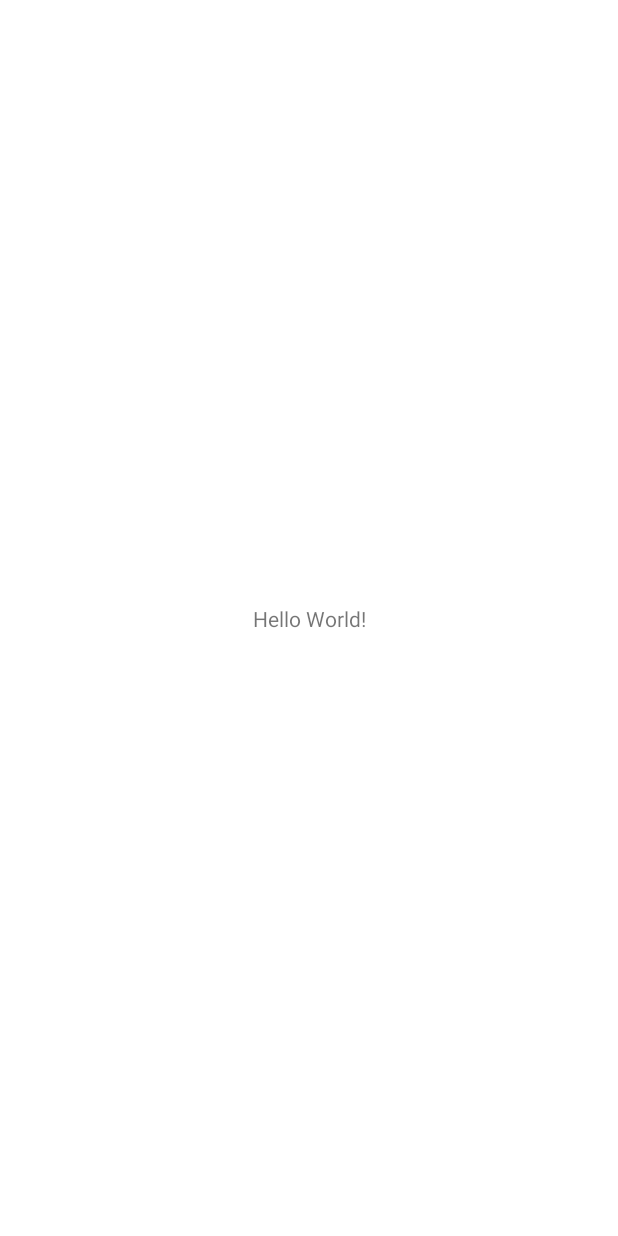
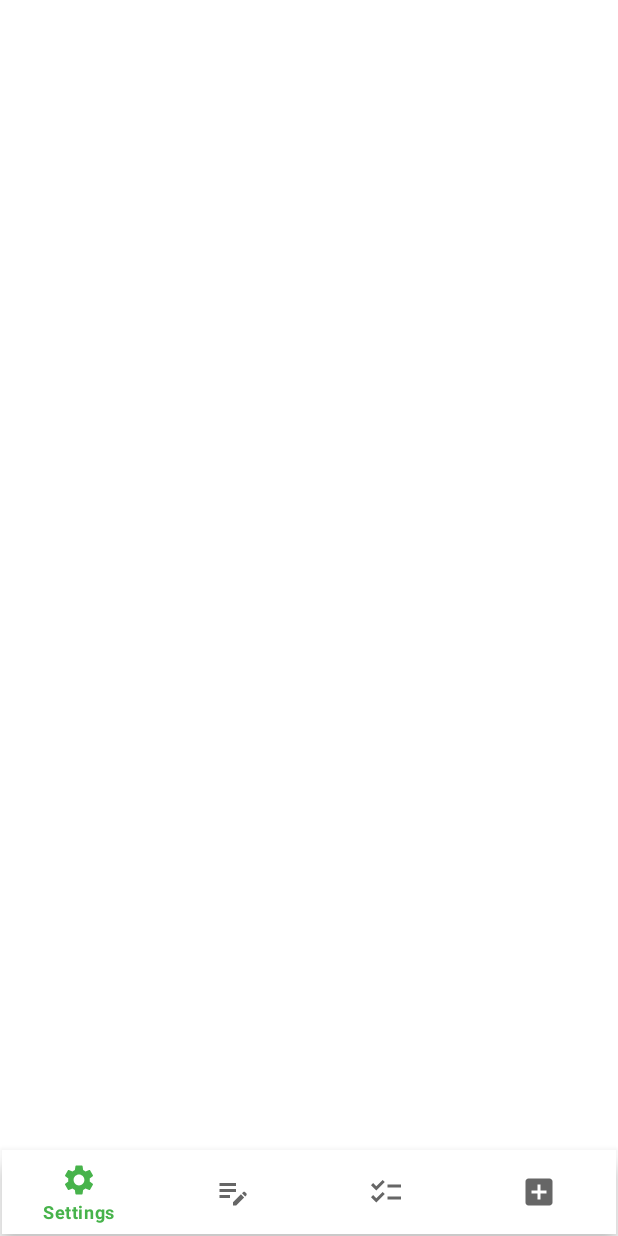
Before and after one commit to GoetzDeBouville/ShoppingList, an Android app: the screen it shows after launch (MainActivity), on a phone screen of 412 x 824 dp. Before the commit the screen is almost empty. Run offline under Robolectric (Android 15) with nearby library versions, the phone set to English and light mode, and no system bars.

Commit message:
Прописан футер (использование элемента menu) Добавлен binding и clickListener для элементов menu

```diff
--- a/app/build.gradle
+++ b/app/build.gradle
@@ -54,6 +54,10 @@ android {
         jvmTarget = '11'
     }
 
+    buildFeatures {
+        viewBinding true
+    }
+
     kapt {
         javacOptions {
             options.put("source", "11")
--- a/app/src/main/java/com/hellcorp/shoppinglist/activities/MainActivity.kt
+++ b/app/src/main/java/com/hellcorp/shoppinglist/activities/MainActivity.kt
@@ -2,11 +2,36 @@ package com.hellcorp.shoppinglist.activities
 
 import androidx.appcompat.app.AppCompatActivity
 import android.os.Bundle
+import android.util.Log
 import com.hellcorp_studio.shoppinglist.R
+import com.hellcorp_studio.shoppinglist.databinding.ActivityMainBinding
 
 class MainActivity : AppCompatActivity() {
+    private lateinit var binding: ActivityMainBinding
     override fun onCreate(savedInstanceState: Bundle?) {
         super.onCreate(savedInstanceState)
-        setContentView(R.layout.activity_main)
+        binding = ActivityMainBinding.inflate(layoutInflater)
+        setContentView(binding.root)
+        setBottomNavListener()
+    }
+
+    private fun setBottomNavListener() {
+        binding.bNav.setOnItemSelectedListener {
+            when(it.itemId) {
+                R.id.settings -> {
+                    Log.e("Settings onclick", "Settings")
+                }
+                R.id.notes -> {
+                    Log.e("Notes onclick", "Notes")
+                }
+                R.id.shop_list -> {
+                    Log.e("shop_list onclick", "shop_list")
+                }
+                R.id.new_item -> {
+                    Log.e("new_item onclick", "new_item")
+                }
+            }
+            true
+        }
     }
 }
--- /dev/null
+++ b/app/src/main/res/drawable/ic_add_item.xml
@@ -0,0 +1,5 @@
+<vector android:height="24dp" android:tint="#FFFFFF"
+    android:viewportHeight="24" android:viewportWidth="24"
+    android:width="24dp" xmlns:android="http://schemas.android.com/apk/res/android">
+    <path android:fillColor="@android:color/white" android:pathData="M19,3L5,3c-1.11,0 -2,0.9 -2,2v14c0,1.1 0.89,2 2,2h14c1.1,0 2,-0.9 2,-2L21,5c0,-1.1 -0.9,-2 -2,-2zM17,13h-4v4h-2v-4L7,13v-2h4L11,7h2v4h4v2z"/>
+</vector>
--- /dev/null
+++ b/app/src/main/res/drawable/ic_note.xml
@@ -0,0 +1,5 @@
+<vector android:height="24dp" android:tint="#FFFFFF"
+    android:viewportHeight="24" android:viewportWidth="24"
+    android:width="24dp" xmlns:android="http://schemas.android.com/apk/res/android">
+    <path android:fillColor="@android:color/white" android:pathData="M3,10h11v2H3V10zM3,8h11V6H3V8zM3,16h7v-2H3V16zM18.01,12.87l0.71,-0.71c0.39,-0.39 1.02,-0.39 1.41,0l0.71,0.71c0.39,0.39 0.39,1.02 0,1.41l-0.71,0.71L18.01,12.87zM17.3,13.58l-5.3,5.3V21h2.12l5.3,-5.3L17.3,13.58z"/>
+</vector>
--- /dev/null
+++ b/app/src/main/res/drawable/ic_settings.xml
@@ -0,0 +1,5 @@
+<vector android:height="24dp" android:tint="#FFFFFF"
+    android:viewportHeight="24" android:viewportWidth="24"
+    android:width="24dp" xmlns:android="http://schemas.android.com/apk/res/android">
+    <path android:fillColor="@android:color/white" android:pathData="M19.14,12.94c0.04,-0.3 0.06,-0.61 0.06,-0.94c0,-0.32 -0.02,-0.64 -0.07,-0.94l2.03,-1.58c0.18,-0.14 0.23,-0.41 0.12,-0.61l-1.92,-3.32c-0.12,-0.22 -0.37,-0.29 -0.59,-0.22l-2.39,0.96c-0.5,-0.38 -1.03,-0.7 -1.62,-0.94L14.4,2.81c-0.04,-0.24 -0.24,-0.41 -0.48,-0.41h-3.84c-0.24,0 -0.43,0.17 -0.47,0.41L9.25,5.35C8.66,5.59 8.12,5.92 7.63,6.29L5.24,5.33c-0.22,-0.08 -0.47,0 -0.59,0.22L2.74,8.87C2.62,9.08 2.66,9.34 2.86,9.48l2.03,1.58C4.84,11.36 4.8,11.69 4.8,12s0.02,0.64 0.07,0.94l-2.03,1.58c-0.18,0.14 -0.23,0.41 -0.12,0.61l1.92,3.32c0.12,0.22 0.37,0.29 0.59,0.22l2.39,-0.96c0.5,0.38 1.03,0.7 1.62,0.94l0.36,2.54c0.05,0.24 0.24,0.41 0.48,0.41h3.84c0.24,0 0.44,-0.17 0.47,-0.41l0.36,-2.54c0.59,-0.24 1.13,-0.56 1.62,-0.94l2.39,0.96c0.22,0.08 0.47,0 0.59,-0.22l1.92,-3.32c0.12,-0.22 0.07,-0.47 -0.12,-0.61L19.14,12.94zM12,15.6c-1.98,0 -3.6,-1.62 -3.6,-3.6s1.62,-3.6 3.6,-3.6s3.6,1.62 3.6,3.6S13.98,15.6 12,15.6z"/>
+</vector>
--- /dev/null
+++ b/app/src/main/res/drawable/ic_shop_list.xml
@@ -0,0 +1,5 @@
+<vector android:height="24dp" android:tint="#FFFFFF"
+    android:viewportHeight="24" android:viewportWidth="24"
+    android:width="24dp" xmlns:android="http://schemas.android.com/apk/res/android">
+    <path android:fillColor="@android:color/white" android:pathData="M22,7h-9v2h9V7zM22,15h-9v2h9V15zM5.54,11L2,7.46l1.41,-1.41l2.12,2.12l4.24,-4.24l1.41,1.41L5.54,11zM5.54,19L2,15.46l1.41,-1.41l2.12,2.12l4.24,-4.24l1.41,1.41L5.54,19z"/>
+</vector>
--- a/app/src/main/res/layout/activity_main.xml
+++ b/app/src/main/res/layout/activity_main.xml
@@ -6,14 +6,15 @@
     android:layout_height="match_parent"
     tools:context="com.hellcorp.shoppinglist.activities.MainActivity">
 
-    <TextView
-        android:layout_width="wrap_content"
+    <com.google.android.material.bottomnavigation.BottomNavigationView
+        android:id="@+id/b_nav"
+        android:layout_width="0dp"
         android:layout_height="wrap_content"
-        android:text="Hello World!"
+        android:layout_marginStart="1dp"
+        android:layout_marginEnd="1dp"
+        android:layout_marginBottom="1dp"
         app:layout_constraintBottom_toBottomOf="parent"
         app:layout_constraintEnd_toEndOf="parent"
         app:layout_constraintStart_toStartOf="parent"
-        app:layout_constraintTop_toTopOf="parent"
-        tools:ignore="TextSizeCheck" />
-
+        app:menu="@menu/bottom_menu" />
 </androidx.constraintlayout.widget.ConstraintLayout>
--- /dev/null
+++ b/app/src/main/res/menu/bottom_menu.xml
@@ -0,0 +1,28 @@
+<?xml version="1.0" encoding="utf-8"?>
+<menu xmlns:android="http://schemas.android.com/apk/res/android"
+    xmlns:app="http://schemas.android.com/apk/res-auto">
+
+    <item
+        android:id="@+id/settings"
+        android:icon="@drawable/ic_settings"
+        android:title="@string/settings"
+        app:showAsAction="ifRoom" />
+
+    <item
+        android:id="@+id/notes"
+        android:icon="@drawable/ic_note"
+        android:title="@string/notes"
+        app:showAsAction="ifRoom" />
+
+    <item
+        android:id="@+id/shop_list"
+        android:icon="@drawable/ic_shop_list"
+        android:title="@string/shop_list"
+        app:showAsAction="ifRoom" />
+
+    <item
+        android:id="@+id/new_item"
+        android:icon="@drawable/ic_add_item"
+        android:title="@string/new_item"
+        app:showAsAction="ifRoom" />
+</menu>
--- a/app/src/main/res/values/colors.xml
+++ b/app/src/main/res/values/colors.xml
@@ -2,4 +2,5 @@
 <resources>
     <color name="black">#FF000000</color>
     <color name="white">#FFFFFFFF</color>
+    <color name="green_main">#47B34B</color>
 </resources>
--- a/app/src/main/res/values/strings.xml
+++ b/app/src/main/res/values/strings.xml
@@ -1,3 +1,7 @@
 <resources>
     <string name="app_name">ShoppingList</string>
+    <string name="settings">Settings</string>
+    <string name="new_item">Add product</string>
+    <string name="notes">Notes</string>
+    <string name="shop_list">Shoping list</string>
 </resources>
--- a/app/src/main/res/values/themes.xml
+++ b/app/src/main/res/values/themes.xml
@@ -1,6 +1,8 @@
 <resources xmlns:tools="http://schemas.android.com/tools">
     <!-- Base application theme. -->
     <style name="Base.Theme.ShoppingList" parent="Theme.MaterialComponents.DayNight.NoActionBar">
+        <item name="colorPrimary">@color/green_main</item>
+        <item name="android:windowFullscreen">true</item>
         <!-- Customize your light theme here. -->
         <!-- <item name="colorPrimary">@color/my_light_primary</item> -->
     </style>
```
